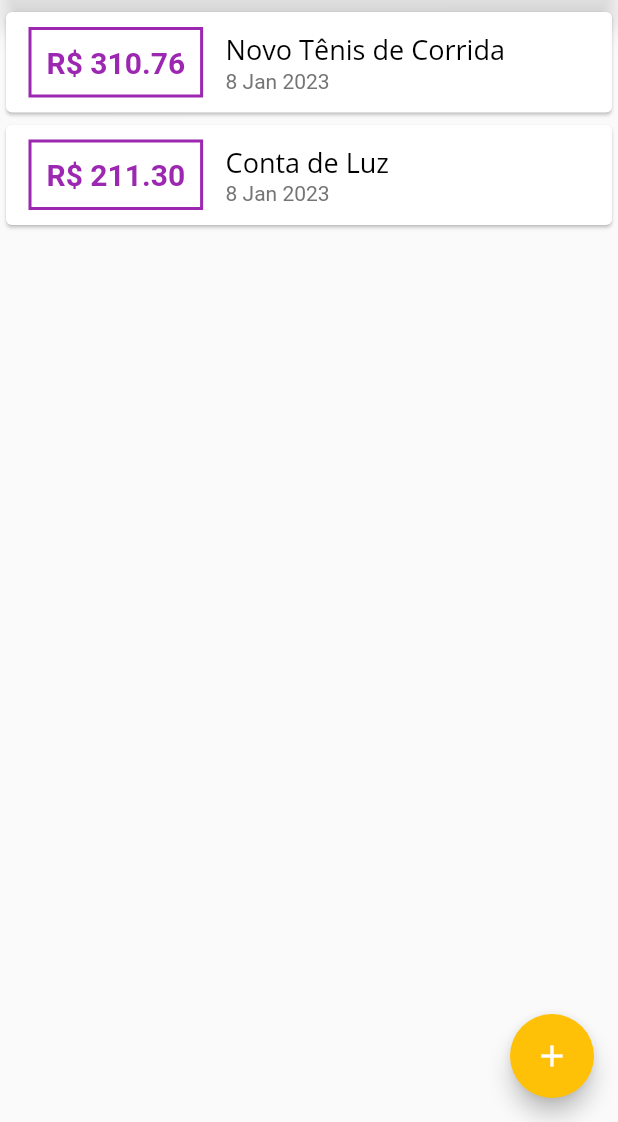
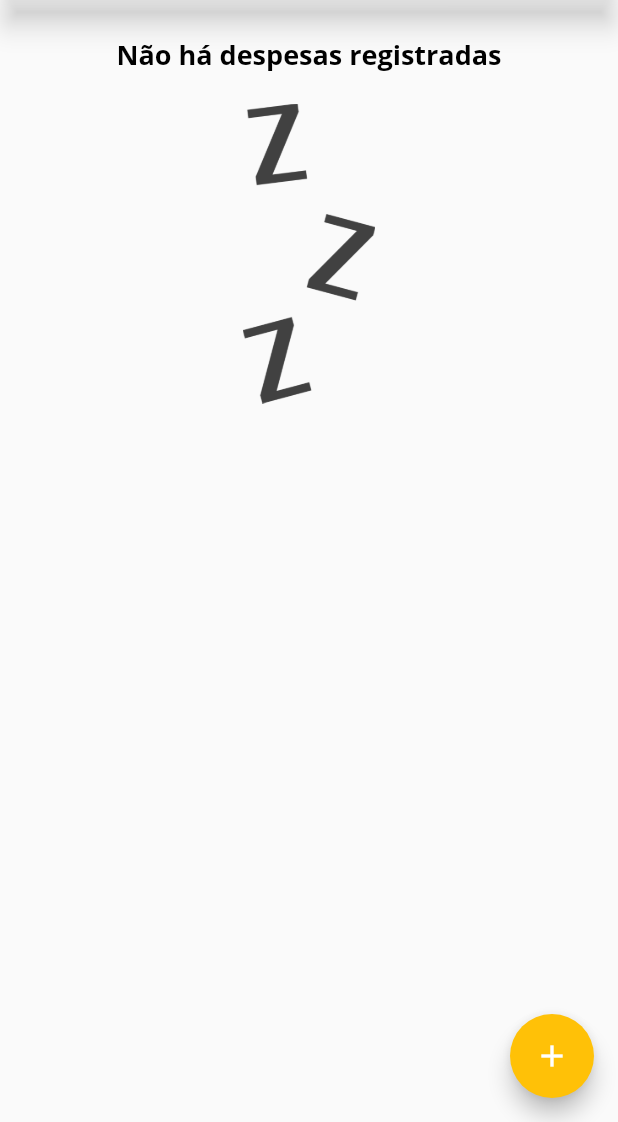
Before and after one commit to silvaalexsander/App-Expenses-Flutter, a Flutter app: the screen it shows after launch, on a phone screen of 412 x 824 dp, the part 114-1236 px from its top. Run offline on Flutter 3.47's test engine with Material 2 defaults, Android fonts, the phone set to English and light mode, and no system bars.

```diff
--- a/lib/components/transaction_list.dart
+++ b/lib/components/transaction_list.dart
@@ -13,7 +13,29 @@ class TransactionList extends StatelessWidget {
   Widget build(BuildContext context) {
     return Container(
       height: 350,
-      child: ListView.builder(
+      child: transactions.isEmpty
+          ? Column(
+              children: [
+                SizedBox(
+                  height: 20,
+                ),
+                Text(
+                  'Não há despesas registradas',
+                  style: Theme.of(context).textTheme.headline6,
+                ),
+                SizedBox(
+                  height: 20,
+                ),
+                Container(
+                  height: 200,
+                  child: Image.asset(
+                    'assets/images/waiting.png',
+                    fit: BoxFit.cover,
+                  ),
+                ),
+              ],
+            )
+          : ListView.builder(
               itemCount: transactions.length,
               itemBuilder: (ctx, index) {
                 final tr = transactions[index];
@@ -21,7 +43,8 @@ class TransactionList extends StatelessWidget {
                   child: Row(
                     children: <Widget>[
                       Container(
-                  margin: EdgeInsets.symmetric(horizontal: 15, vertical: 10),
+                        margin:
+                            EdgeInsets.symmetric(horizontal: 15, vertical: 10),
                         decoration: BoxDecoration(
                             border: Border.all(
                           color: Theme.of(context).colorScheme.primary,
--- a/lib/main.dart
+++ b/lib/main.dart
@@ -25,6 +25,7 @@ class ExpensesApp extends StatelessWidget {
             headline6: TextStyle(
               fontFamily: 'OpenSans',
               fontSize: 18,
+              fontWeight: FontWeight.bold,
               color: Colors.black,
             ),
           ),
@@ -45,19 +46,19 @@ class MyHomePage extends StatefulWidget {
 }
 
 class _MyHomePageState extends State<MyHomePage> {
-  final _transactions = [
-    Transaction(
-      id: 't1',
-      title: 'Novo Tênis de Corrida',
-      value: 310.76,
-      date: DateTime.now(),
-    ),
-    Transaction(
-      id: 't2',
-      title: 'Conta de Luz',
-      value: 211.30,
-      date: DateTime.now(),
-    ),
+  final List<Transaction> _transactions = [
+    // Transaction(
+    //   id: 't1',
+    //   title: 'Novo Tênis de Corrida',
+    //   value: 310.76,
+    //   date: DateTime.now(),
+    // ),
+    // Transaction(
+    //   id: 't2',
+    //   title: 'Conta de Luz',
+    //   value: 211.30,
+    //   date: DateTime.now(),
+    // ),
   ];
 
   _openTransactionFormModal(BuildContext context) {
--- a/pubspec.yaml
+++ b/pubspec.yaml
@@ -61,9 +61,8 @@ flutter:
   uses-material-design: true
 
   # To add assets to your application, add an assets section, like this:
-  # assets:
-  #   - images/a_dot_burr.jpeg
-  #   - images/a_dot_ham.jpeg
+  assets:
+    - assets/images/waiting.png
 
   # An image asset can refer to one or more resolution-specific "variants", see
   # https://flutter.dev/assets-and-images/#resolution-aware
```
Also changed, not shown: assets/images/waiting.png (added). Lines whose indentation alone changed are shown as unchanged.
